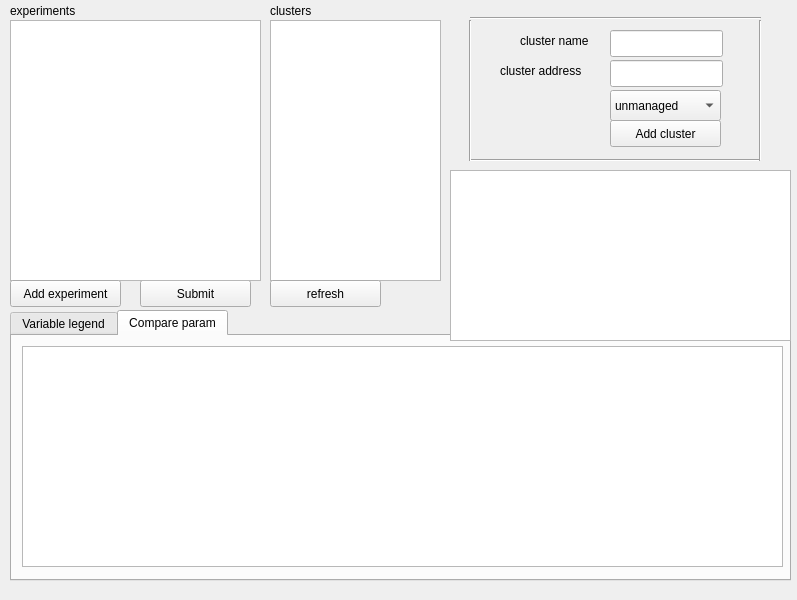
Before: the Qt Designer form neronet/neronetgui.ui in sjjsy/neronet, drawn with Qt 5.
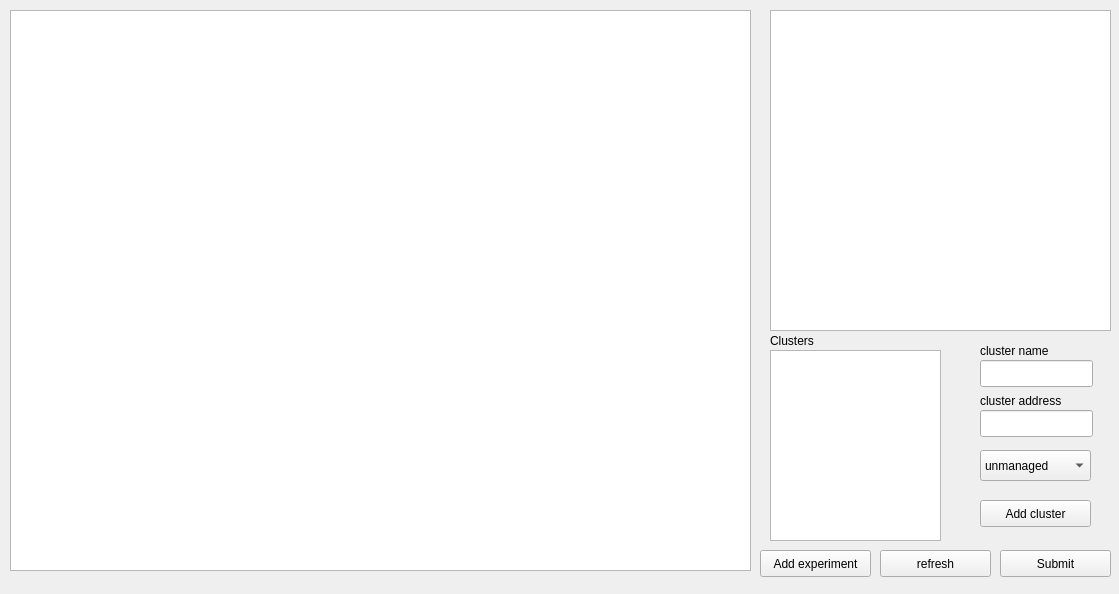
After: the same form once the commit is applied.

Diff of the .ui file:
```diff
--- a/neronet/neronetgui.ui
+++ b/neronet/neronetgui.ui
@@ -6,8 +6,8 @@
    <rect>
     <x>0</x>
     <y>0</y>
-    <width>797</width>
-    <height>600</height>
+    <width>1119</width>
+    <height>594</height>
    </rect>
   </property>
   <property name="windowTitle">
@@ -17,8 +17,8 @@
    <widget class="QPushButton" name="submit_btn">
     <property name="geometry">
      <rect>
-      <x>140</x>
-      <y>280</y>
+      <x>1000</x>
+      <y>550</y>
       <width>111</width>
       <height>27</height>
      </rect>
@@ -27,63 +27,11 @@
      <string>Submit</string>
     </property>
    </widget>
-   <widget class="Line" name="line">
-    <property name="geometry">
-     <rect>
-      <x>470</x>
-      <y>10</y>
-      <width>291</width>
-      <height>16</height>
-     </rect>
-    </property>
-    <property name="orientation">
-     <enum>Qt::Horizontal</enum>
-    </property>
-   </widget>
-   <widget class="Line" name="line_2">
-    <property name="geometry">
-     <rect>
-      <x>470</x>
-      <y>150</y>
-      <width>291</width>
-      <height>20</height>
-     </rect>
-    </property>
-    <property name="orientation">
-     <enum>Qt::Horizontal</enum>
-    </property>
-   </widget>
-   <widget class="Line" name="line_3">
-    <property name="geometry">
-     <rect>
-      <x>460</x>
-      <y>20</y>
-      <width>20</width>
-      <height>141</height>
-     </rect>
-    </property>
-    <property name="orientation">
-     <enum>Qt::Vertical</enum>
-    </property>
-   </widget>
-   <widget class="Line" name="line_4">
-    <property name="geometry">
-     <rect>
-      <x>750</x>
-      <y>20</y>
-      <width>20</width>
-      <height>141</height>
-     </rect>
-    </property>
-    <property name="orientation">
-     <enum>Qt::Vertical</enum>
-    </property>
-   </widget>
    <widget class="QLineEdit" name="cluster_name_field">
     <property name="geometry">
      <rect>
-      <x>610</x>
-      <y>30</y>
+      <x>980</x>
+      <y>360</y>
       <width>113</width>
       <height>27</height>
      </rect>
@@ -92,8 +40,8 @@
    <widget class="QLineEdit" name="cluster_address_field">
     <property name="geometry">
      <rect>
-      <x>610</x>
-      <y>60</y>
+      <x>980</x>
+      <y>410</y>
       <width>113</width>
       <height>27</height>
      </rect>
@@ -102,8 +50,8 @@
    <widget class="QPushButton" name="cluster_add_btn">
     <property name="geometry">
      <rect>
-      <x>610</x>
-      <y>120</y>
+      <x>980</x>
+      <y>500</y>
       <width>111</width>
       <height>27</height>
      </rect>
@@ -115,8 +63,8 @@
    <widget class="QComboBox" name="cluster_type_combo">
     <property name="geometry">
      <rect>
-      <x>610</x>
-      <y>90</y>
+      <x>980</x>
+      <y>450</y>
       <width>111</width>
       <height>31</height>
      </rect>
@@ -135,18 +83,18 @@
    <widget class="QListWidget" name="clusters">
     <property name="geometry">
      <rect>
-      <x>270</x>
-      <y>20</y>
+      <x>770</x>
+      <y>350</y>
       <width>171</width>
-      <height>261</height>
+      <height>191</height>
      </rect>
     </property>
    </widget>
    <widget class="QLabel" name="label">
     <property name="geometry">
      <rect>
-      <x>520</x>
-      <y>30</y>
+      <x>980</x>
+      <y>340</y>
       <width>91</width>
       <height>21</height>
      </rect>
@@ -158,8 +106,8 @@
    <widget class="QLabel" name="label_2">
     <property name="geometry">
      <rect>
-      <x>500</x>
-      <y>60</y>
+      <x>980</x>
+      <y>390</y>
       <width>101</width>
       <height>21</height>
      </rect>
@@ -168,104 +116,21 @@
      <string>cluster address</string>
     </property>
    </widget>
-   <widget class="QListWidget" name="experiments">
-    <property name="geometry">
-     <rect>
-      <x>10</x>
-      <y>20</y>
-      <width>251</width>
-      <height>261</height>
-     </rect>
-    </property>
-    <property name="selectionMode">
-     <enum>QAbstractItemView::MultiSelection</enum>
-    </property>
-   </widget>
-   <widget class="QLabel" name="label_4">
-    <property name="geometry">
-     <rect>
-      <x>270</x>
-      <y>0</y>
-      <width>91</width>
-      <height>21</height>
-     </rect>
-    </property>
-    <property name="text">
-     <string>clusters</string>
-    </property>
-   </widget>
-   <widget class="QLabel" name="label_5">
-    <property name="geometry">
-     <rect>
-      <x>10</x>
-      <y>0</y>
-      <width>161</width>
-      <height>21</height>
-     </rect>
-    </property>
-    <property name="text">
-     <string>experiments</string>
-    </property>
-   </widget>
-   <widget class="QTabWidget" name="tabWidget">
-    <property name="geometry">
-     <rect>
-      <x>10</x>
-      <y>310</y>
-      <width>781</width>
-      <height>271</height>
-     </rect>
-    </property>
-    <property name="currentIndex">
-     <number>1</number>
-    </property>
-    <widget class="QWidget" name="tab_2">
-     <attribute name="title">
-      <string>Variable legend</string>
-     </attribute>
-    </widget>
-    <widget class="QWidget" name="tab_3">
-     <attribute name="title">
-      <string>Compare param</string>
-     </attribute>
-     <widget class="QTableWidget" name="tableWidget">
-      <property name="geometry">
-       <rect>
-        <x>10</x>
-        <y>10</y>
-        <width>761</width>
-        <height>221</height>
-       </rect>
-      </property>
-      <property name="font">
-       <font>
-        <pointsize>9</pointsize>
-       </font>
-      </property>
-      <attribute name="verticalHeaderDefaultSectionSize">
-       <number>22</number>
-      </attribute>
-      <attribute name="verticalHeaderMinimumSectionSize">
-       <number>22</number>
-      </attribute>
-     </widget>
-    </widget>
-   </widget>
    <widget class="QPlainTextEdit" name="experiment_log">
     <property name="geometry">
      <rect>
-      <x>450</x>
-      <y>170</y>
+      <x>770</x>
+      <y>10</y>
       <width>341</width>
-      <height>171</height>
+      <height>321</height>
      </rect>
     </property>
    </widget>
    <widget class="QPushButton" name="exp_add_btn">
     <property name="geometry">
      <rect>
-      <x>10</x>
-      <y>280</y>
+      <x>760</x>
+      <y>550</y>
       <width>111</width>
       <height>27</height>
      </rect>
@@ -277,8 +142,8 @@
    <widget class="QPushButton" name="refresh_btn">
     <property name="geometry">
      <rect>
-      <x>270</x>
-      <y>280</y>
+      <x>880</x>
+      <y>550</y>
       <width>111</width>
       <height>27</height>
      </rect>
@@ -287,6 +152,63 @@
      <string>refresh</string>
     </property>
    </widget>
+   <widget class="QTableWidget" name="paramTable">
+    <property name="geometry">
+     <rect>
+      <x>10</x>
+      <y>10</y>
+      <width>741</width>
+      <height>561</height>
+     </rect>
+    </property>
+    <property name="font">
+     <font>
+      <pointsize>9</pointsize>
+     </font>
+    </property>
+    <property name="editTriggers">
+     <set>QAbstractItemView::NoEditTriggers</set>
+    </property>
+    <property name="selectionBehavior">
+     <enum>QAbstractItemView::SelectRows</enum>
+    </property>
+    <property name="sortingEnabled">
+     <bool>true</bool>
+    </property>
+    <attribute name="verticalHeaderDefaultSectionSize">
+     <number>22</number>
+    </attribute>
+    <attribute name="verticalHeaderMinimumSectionSize">
+     <number>22</number>
+    </attribute>
+   </widget>
+   <widget class="QLabel" name="label_3">
+    <property name="geometry">
+     <rect>
+      <x>770</x>
+      <y>330</y>
+      <width>64</width>
+      <height>21</height>
+     </rect>
+    </property>
+    <property name="text">
+     <string>Clusters</string>
+    </property>
+   </widget>
+   <zorder>submit_btn</zorder>
+   <zorder>cluster_name_field</zorder>
+   <zorder>cluster_address_field</zorder>
+   <zorder>cluster_add_btn</zorder>
+   <zorder>cluster_type_combo</zorder>
+   <zorder>clusters</zorder>
+   <zorder>label</zorder>
+   <zorder>label_2</zorder>
+   <zorder>experiment_log</zorder>
+   <zorder>exp_add_btn</zorder>
+   <zorder>refresh_btn</zorder>
+   <zorder>paramTable</zorder>
+   <zorder>paramTable</zorder>
+   <zorder>label_3</zorder>
   </widget>
  </widget>
  <resources/>
```
